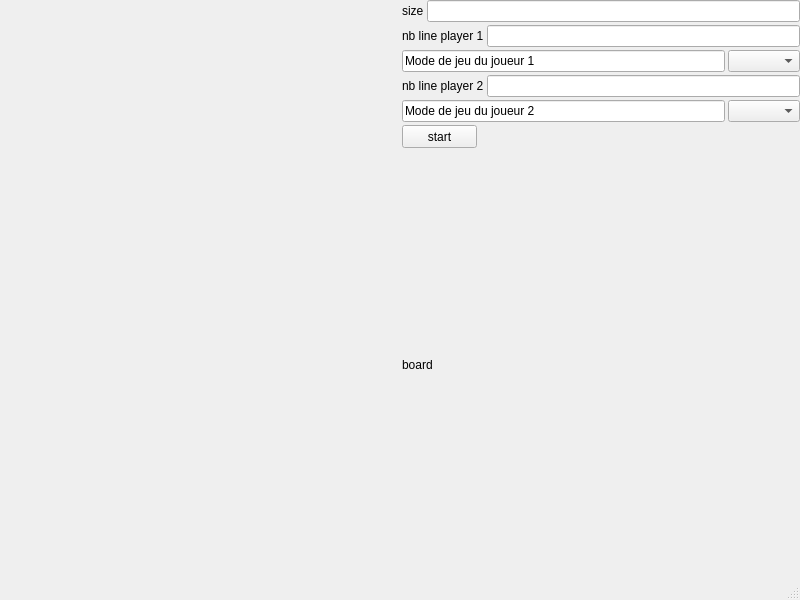
The window that qt/checkers/mainwindow2.ui (romaincarlsen/EtudesPratiques) describes before a commit, drawn with Qt 5.
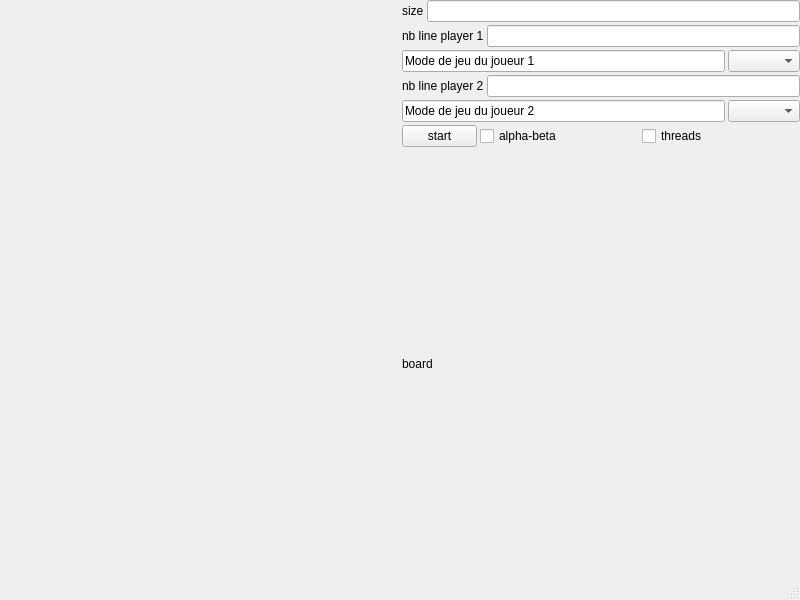
The same window after the commit.

Commit message: ajout des checkboxs pour l'alpha béta et les threads

```diff
--- a/qt/checkers/mainwindow2.ui
+++ b/qt/checkers/mainwindow2.ui
@@ -227,6 +227,8 @@
        </layout>
       </item>
       <item>
+       <layout class="QHBoxLayout" name="horizontalLayout_8">
+        <item>
        <widget class="QPushButton" name="start">
         <property name="maximumSize">
          <size>
@@ -238,6 +240,22 @@
          <string>start</string>
         </property>
        </widget>
+        </item>
+        <item>
+         <widget class="QCheckBox" name="alphabeta">
+          <property name="text">
+           <string>alpha-beta</string>
+          </property>
+         </widget>
+        </item>
+        <item>
+         <widget class="QCheckBox" name="threads">
+          <property name="text">
+           <string>threads</string>
+          </property>
+         </widget>
+        </item>
+       </layout>
       </item>
       <item>
        <widget class="QLabel" name="board_l">
```
Lines whose indentation alone changed are shown as unchanged. The commit also changes 7 other files.
